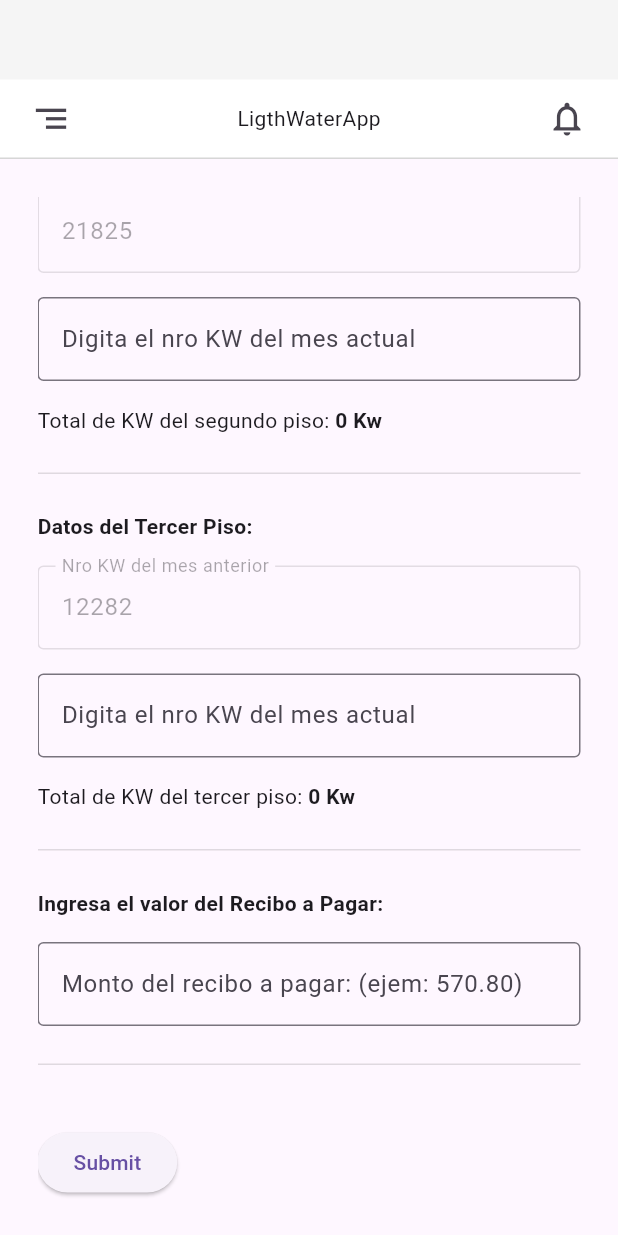
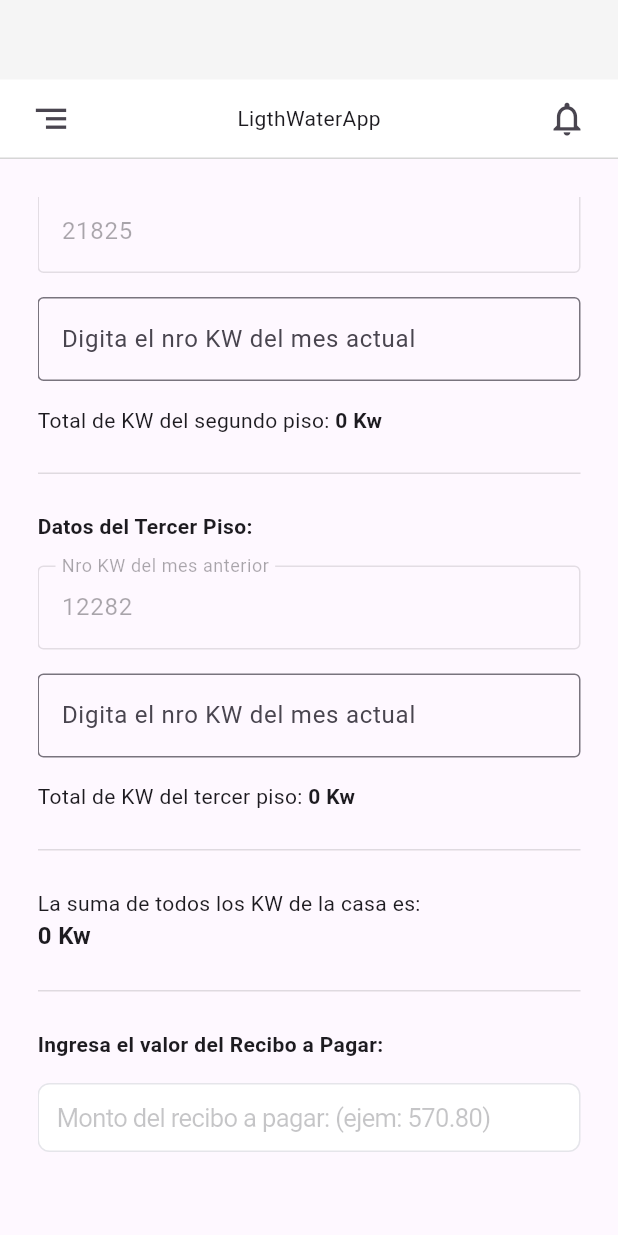
Before and after one commit to JhosepGC14/light-water-app, a Flutter app: the screen it shows after launch, scrolled down 292 dp, on a phone screen of 412 x 824 dp. Run offline on Flutter 3.47's test engine with Material 3 defaults, Android fonts, the light colour scheme and no system bars.

Commit message:
feat: it add cupertino field in form light and plus of values kw

```diff
--- a/lib/pages/form-light/form_light.dart
+++ b/lib/pages/form-light/form_light.dart
@@ -1,3 +1,6 @@
+import 'dart:io';
+
+import 'package:flutter/cupertino.dart';
 import 'package:flutter/material.dart';
 import 'package:flutter/services.dart';
 
@@ -10,6 +13,7 @@ class FormLight extends StatefulWidget {
 
 class _FormLightState extends State<FormLight> {
   final GlobalKey<FormState> _formKey = GlobalKey<FormState>();
+  String _errorMessage = '';
 
   final TextEditingController _controllerCurrentKwFirstFloor =
       TextEditingController(text: "16607"); // Valor inicial
@@ -24,6 +28,9 @@ class _FormLightState extends State<FormLight> {
   final TextEditingController _controllerCurrentKwThridFloor =
       TextEditingController(text: "12282"); // Valor inicial
   final TextEditingController _controllerNewKwFThridFloor =
+      TextEditingController();
+
+  final TextEditingController _controllerAmountPayable =
       TextEditingController();
 
   int _resultFirstFloorTotalKW = 0;
@@ -109,7 +116,19 @@ class _FormLightState extends State<FormLight> {
     print('_resultSecondFloorTotalKW : $_resultSecondFloorTotalKW');
     print('_resultThridFloorTotalKW : $_resultThridFloorTotalKW');
 
-    if (_formKey.currentState?.validate() == true) {
+    if (_formKey.currentState?.validate() == false &&
+        _controllerAmountPayable.text.isEmpty) {
+      setState(() {
+        _errorMessage = 'Porfavor ingresa el valor del recibo a pagar';
+      });
+      return;
+    }
+
+    if (_formKey.currentState?.validate() == true &&
+        _controllerAmountPayable.text.isNotEmpty) {
+      setState(() {
+        _errorMessage = '';
+      });
       String valueOldKwFirstFloor = _controllerCurrentKwFirstFloor.text;
       String valueNewKwFirstFloor = _controllerNewKwFirstFloor.text;
 
@@ -128,6 +147,7 @@ class _FormLightState extends State<FormLight> {
   @override
   Widget build(BuildContext context) {
     return Container(
+      color: Colors.white12,
       padding: const EdgeInsets.all(25),
       child: ListView(
         children: [
@@ -176,30 +196,20 @@ class _FormLightState extends State<FormLight> {
                       decoration: const BoxDecoration(color: Colors.black12),
                       margin: const EdgeInsets.symmetric(vertical: 25),
                     ),
-                    const Text('Ingresa el valor del Recibo a Pagar: ',
-                        style: TextStyle(fontWeight: FontWeight.bold)),
-                    const SizedBox(height: 16),
-                    TextFormField(
-                      decoration: const InputDecoration(
-                        hintText: 'Monto del recibo a pagar: (ejem: 570.80)',
-                        border: OutlineInputBorder(),
-                      ),
-                      keyboardType:
-                          const TextInputType.numberWithOptions(decimal: true),
-                      inputFormatters: <TextInputFormatter>[
-                        FilteringTextInputFormatter.allow(
-                            RegExp(r'^\d+[\.\,]?\d{0,2}')),
+                    Column(
+                      crossAxisAlignment: CrossAxisAlignment.start,
+                      children: [
+                        const Text(
+                          'La suma de todos los KW de la casa es: ',
+                        ),
+                        Text(
+                          '${_resultFirstFloorTotalKW + _resultSecondFloorTotalKW + _resultThridFloorTotalKW} Kw',
+                          style: const TextStyle(
+                            fontWeight: FontWeight.bold,
+                            fontSize: 16,
+                          ),
+                        ),
                       ],
-                      validator: (value) {
-                        if (value == null || value.isEmpty) {
-                          return 'Porfavor ingresa el valor del recibo a pagar';
-                        }
-                        final newValue = value.replaceAll(',', '.');
-                        if (double.tryParse(newValue) == null) {
-                          return 'Porfavor ingresa el valor del recibo a pagar';
-                        }
-                        return null;
-                      },
                     ),
                     Container(
                       width: double.maxFinite,
@@ -207,11 +217,68 @@ class _FormLightState extends State<FormLight> {
                       decoration: const BoxDecoration(color: Colors.black12),
                       margin: const EdgeInsets.symmetric(vertical: 25),
                     ),
+                    const Text('Ingresa el valor del Recibo a Pagar: ',
+                        style: TextStyle(fontWeight: FontWeight.bold)),
                     const SizedBox(height: 16),
-                    ElevatedButton(
-                      onPressed: _submitForm,
-                      child: const Text('Submit'),
+                    CupertinoTextField(
+                      controller: _controllerAmountPayable,
+                      placeholder: 'Monto del recibo a pagar: (ejem: 570.80)',
+                      padding: const EdgeInsets.all(12),
+                      decoration: BoxDecoration(
+                        color: CupertinoColors.white,
+                        borderRadius: BorderRadius.circular(8.0),
+                        border: Border.all(
+                          color: CupertinoColors.lightBackgroundGray,
+                          width: 1.0,
+                        ),
+                      ),
                     ),
+                    if (_errorMessage != '')
+                      Padding(
+                        padding: const EdgeInsets.only(top: 8.0),
+                        child: Text(
+                          _errorMessage,
+                          style: const TextStyle(
+                              color: CupertinoColors.destructiveRed),
+                        ),
+                      ),
+                    // TextFormField(
+                    //   decoration: const InputDecoration(
+                    //     hintText: 'Monto del recibo a pagar: (ejem: 570.80)',
+                    //     border: OutlineInputBorder(),
+                    //   ),
+                    //   keyboardType:
+                    //       const TextInputType.numberWithOptions(decimal: true),
+                    //   inputFormatters: <TextInputFormatter>[
+                    //     FilteringTextInputFormatter.allow(
+                    //         RegExp(r'^\d+[\.\,]?\d{0,2}')),
+                    //   ],
+                    //   validator: (value) {
+                    //     if (value == null || value.isEmpty) {
+                    //       return 'Porfavor ingresa el valor del recibo a pagar';
+                    //     }
+                    //     final newValue = value.replaceAll(',', '.');
+                    //     if (double.tryParse(newValue) == null) {
+                    //       return 'Porfavor ingresa el valor del recibo a pagar';
+                    //     }
+                    //     return null;
+                    //   },
+                    // ),
+                    const SizedBox(height: 30),
+                    Platform.isIOS
+                        ? Center(
+                            child: CupertinoButton(
+                              color: CupertinoColors.activeBlue,
+                              onPressed: _submitForm,
+                              child: const Text('Realizar cuenta'),
+                            ),
+                          )
+                        : Center(
+                            child: ElevatedButton(
+                              onPressed: _submitForm,
+                              child: const Text('Realizar cuenta'),
+                            ),
+                          )
                   ],
                 ),
               ),
```
Also changed, not shown: pubspec.lock, 3 other files.
